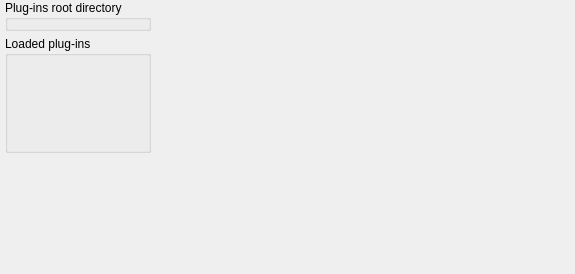
Above: libs/libgui/ui/settings/pluginsconfigwidget.ui from arichiardi/pgmodeler before the change. Below: the same form after it.
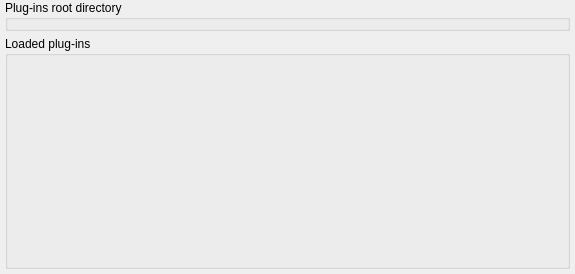
That is the form after the change.

The edit to the form file:
```diff
--- a/libs/libgui/ui/settings/pluginsconfigwidget.ui
+++ b/libs/libgui/ui/settings/pluginsconfigwidget.ui
@@ -7,7 +7,7 @@
     <x>0</x>
     <y>0</y>
     <width>575</width>
-    <height>272</height>
+    <height>274</height>
    </rect>
   </property>
   <property name="windowTitle">
@@ -29,13 +29,6 @@
    <property name="spacing">
     <number>5</number>
    </property>
-   <item row="0" column="0">
-    <widget class="QGroupBox" name="plugins_root_gb">
-     <property name="title">
-      <string>Plug-ins root directory</string>
-     </property>
-    </widget>
-   </item>
    <item row="1" column="0">
     <widget class="QGroupBox" name="loaded_plugins_gb">
      <property name="sizePolicy">
@@ -49,31 +42,12 @@
      </property>
     </widget>
    </item>
-   <item row="2" column="0">
-    <spacer name="verticalSpacer">
-     <property name="orientation">
-      <enum>Qt::Orientation::Vertical</enum>
+   <item row="0" column="0">
+    <widget class="QGroupBox" name="plugins_root_gb">
+     <property name="title">
+      <string>Plug-ins root directory</string>
      </property>
-     <property name="sizeHint" stdset="0">
-      <size>
-       <width>20</width>
-       <height>40</height>
-      </size>
-     </property>
-    </spacer>
-   </item>
-   <item row="0" column="1" rowspan="3">
-    <spacer name="horizontalSpacer">
-     <property name="orientation">
-      <enum>Qt::Orientation::Horizontal</enum>
-     </property>
-     <property name="sizeHint" stdset="0">
-      <size>
-       <width>400</width>
-       <height>269</height>
-      </size>
-     </property>
-    </spacer>
+    </widget>
    </item>
   </layout>
  </widget>
```
